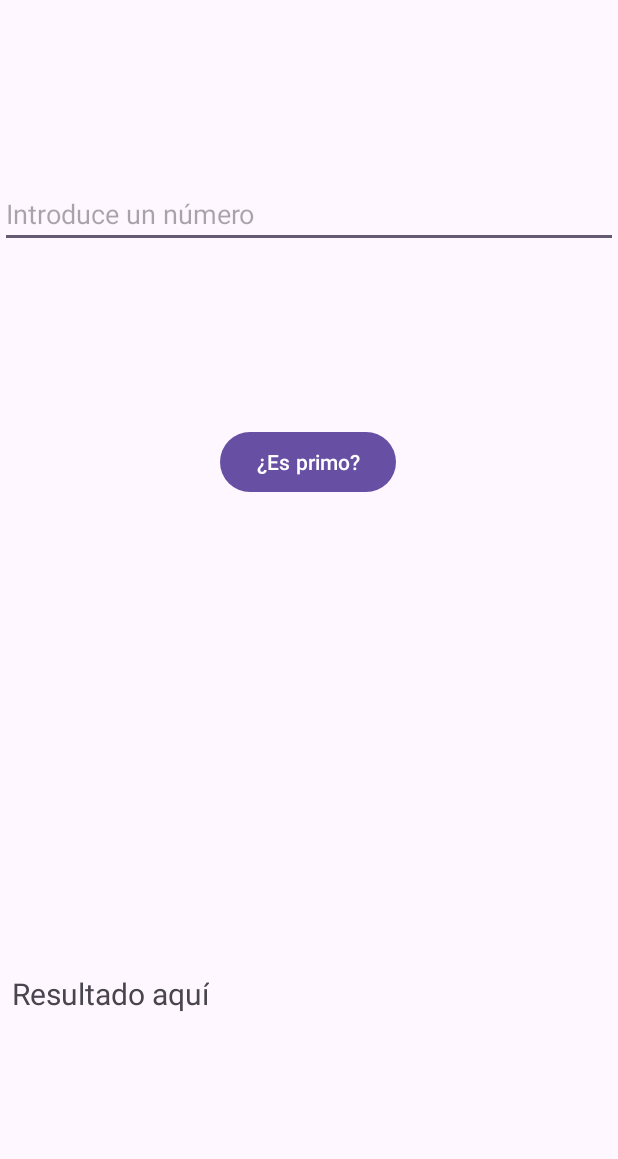
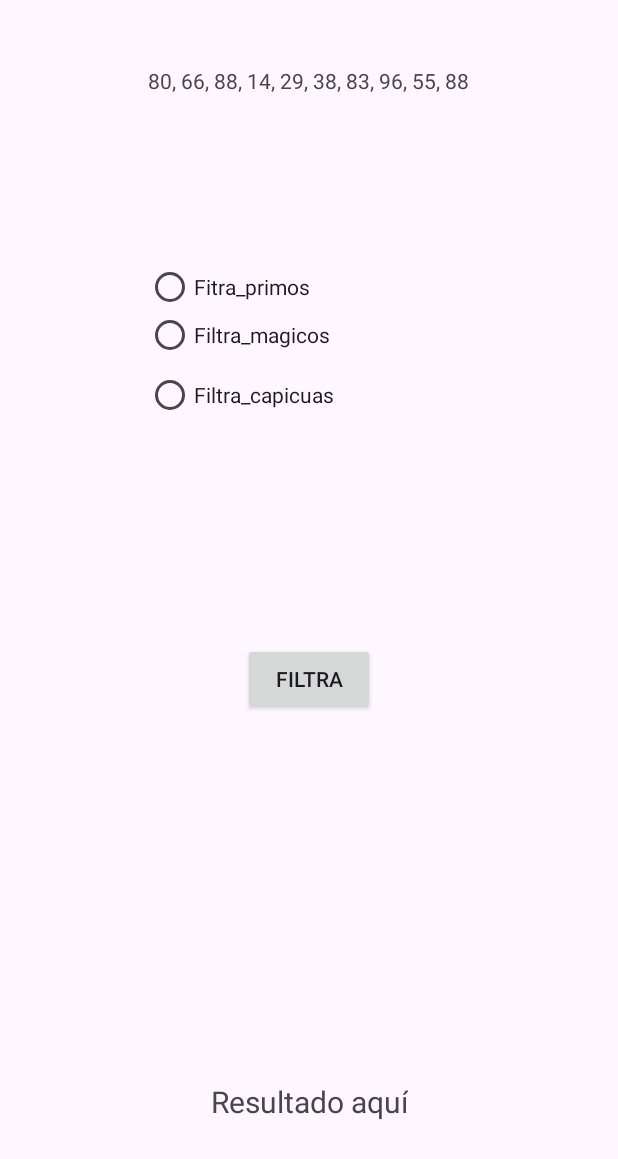
Before and after one commit to YuboLin-GitH/EjercicioLambda, an Android app: the screen it shows after launch (MainActivity), on a phone screen of 412 x 824 dp. Shown: the top 1159 px of the screen. Run offline under Robolectric (Android 15) with nearby library versions, the phone set to English and light mode, and no system bars.

Commit message:
Echo todo

```diff
--- a/app/build.gradle.kts
+++ b/app/build.gradle.kts
@@ -15,6 +15,9 @@ android {
         versionName = "1.0"
 
         testInstrumentationRunner = "androidx.test.runner.AndroidJUnitRunner"
+    }
+    buildFeatures{
+        viewBinding=true
     }
 
     buildTypes {
--- a/app/src/main/java/com/example/ejerciciolambda/MainActivity.kt
+++ b/app/src/main/java/com/example/ejerciciolambda/MainActivity.kt
@@ -1,47 +1,139 @@
 package com.example.ejerciciolambda
 
 import android.os.Bundle
-import android.widget.Button
-import android.widget.EditText
-import android.widget.TextView
+import android.util.Log
 import androidx.activity.enableEdgeToEdge
 import androidx.appcompat.app.AppCompatActivity
 import androidx.core.view.ViewCompat
 import androidx.core.view.WindowInsetsCompat
+import com.example.ejerciciolambda.databinding.ActivityMainBinding
+import kotlin.random.Random
 
 class MainActivity : AppCompatActivity() {
+    private lateinit var mibinding : ActivityMainBinding;
+    var miArray= Array<Int>(10,{
+        Log.i("MENSAJE","Generando numeros")
+        Random.nextInt(1,100) })
+    //Creo el array resultado
+    lateinit var miArray_resultado: Array<Int>
+
+
+    // Variable que contiene la funcion para saber si un numero es primo
+    val es_primo:(Int)-> Boolean={ num:Int ->
+        var primo =true
+        var divisor = 2;
+        // Recorremos todos los valors entre 2 y num/2
+        while (primo && divisor<(num/2)){
+            primo= (num%divisor!=0)
+            // pasemos al siguiente valor de divisor
+            divisor++
+        }
+        // Retornamos el valor de la variable primo, no pone el return
+        primo
+
+    }
+
+    // variable que contenga
+    val es_magico:(Int)-> Boolean={ num:Int->
+        var magico= true
+        var cubo=Math.pow(num.toDouble(), 3.0).toInt()
+        var sumdigitos=0
+        var digito=0
+        var cociente=cubo
+        //VOy separando todos los digitos del cubo
+        while (cociente != 0)
+        {
+            //preparo para la siguiente operacion
+            digito =cociente%10
+            cociente= cociente/10
+            sumdigitos+=digito
+        }
+        magico=(sumdigitos== num )
+        magico
+    }
+
+    // Variable que almacena una funcion es_capicua
+    val es_capicua:(Int)-> Boolean={num:Int->
+        var capicua=false
+        // Convierto el numero a String y lo do la vuelta
+        var numero = num.toString()
+        var numero_alreves=numero.reversed()
+        capicua= (numero == numero_alreves)
+        capicua
+
+    }
+
+    //Defino una funcion de orden superior
+    fun filtrar_numeros(lista_numeros: Array<Int>, func:(Int)-> Boolean): Array<Int>
+    {
+        //Declaro una lista vacia que va a almacenar
+        // los valores de lista_numeros que cumplen con
+        //el filtro func
+        var listaResultado = mutableListOf<Int>()
+
+        //Recorro la lista de numeros, es decir el ler parametro
+        //y filtro segun la funcion func los valores que
+        //cumplan la condicion definida en esa funcion func
+        for (elemento in lista_numeros)
+        {
+            //Añado a listaresultado si el elemento
+            // segun la funcion func es true
+            if (func(elemento))
+                listaResultado.add(elemento)
+        }
+        return listaResultado.toTypedArray()
+
+
+    }
+
+
+
     override fun onCreate(savedInstanceState: Bundle?) {
+
+        mibinding = ActivityMainBinding.inflate(layoutInflater)
+
+
         super.onCreate(savedInstanceState)
         enableEdgeToEdge()
-        setContentView(R.layout.activity_main)
-
-        val inputNumero = findViewById<EditText>(R.id.inputNumero)
-        val btnComprobar = findViewById<Button>(R.id.btnComprobar)
-        val txtResultado = findViewById<TextView>(R.id.txtResultado)
-
-
+        setContentView(mibinding.root)
         ViewCompat.setOnApplyWindowInsetsListener(findViewById(R.id.main)) { v, insets ->
             val systemBars = insets.getInsets(WindowInsetsCompat.Type.systemBars())
             v.setPadding(systemBars.left, systemBars.top, systemBars.right, systemBars.bottom)
             insets
         }
 
+        //Llamamos a una funcion que inicializa los componentes
+        //visuales
+        inicializar_componentes()
 
-        val esPrimo: (Int) -> Boolean = { n ->
-            if (n < 2) false
-            else (2..Math.sqrt(n.toDouble()).toInt()).none { n % it == 0 }
+
+
         }
 
+    private fun inicializar_componentes() {
 
-        btnComprobar.setOnClickListener {
-            val numero = inputNumero.text.toString().toIntOrNull()
-            if (numero != null) {
-                val resultado = esPrimo(numero)
-                txtResultado.text = "¿Es primo? $resultado"
-            } else {
-                txtResultado.text = "Introduce un número válido"
+        mibinding.etiquetaArray.text=miArray.joinToString(", ")
+        //Asigno funcionalidad al boton
+        mibinding.btFiltra.setOnClickListener {
+            when(mibinding.GroupRadioBoton.checkedRadioButtonId){
+                R.id.rbPrimos->{
+                    Log.i("MENSAJE","Filtro_Primos")
+                   this.miArray_resultado = filtrar_numeros(miArray, es_primo)
+                }
+                R.id.rbMagicos-> {
+                    Log.i("MENSAJE","Filtro_Magico")
+                    this.miArray_resultado = filtrar_numeros(miArray, es_magico)
+                }
+                R.id.rbCapicuas->{
+                    Log.i("MENSAJE","Filtro_Primos")
+                    this.miArray_resultado = filtrar_numeros(miArray, es_capicua)
+                }
+
             }
 
+        mibinding.txtResultado.text=miArray_resultado.joinToString(", ")
         }
     }
-}
+
+
+    }
--- a/app/src/main/res/layout/activity_main.xml
+++ b/app/src/main/res/layout/activity_main.xml
@@ -8,43 +8,69 @@
     tools:context=".MainActivity">
 
 
-    <EditText
-        android:id="@+id/inputNumero"
-        android:layout_width="match_parent"
-        android:layout_height="wrap_content"
-        android:layout_marginTop="120dp"
-        android:hint="Introduce un número"
-        android:inputType="number"
-        app:layout_constraintEnd_toEndOf="parent"
-        app:layout_constraintHorizontal_bias="0.0"
-        app:layout_constraintStart_toStartOf="parent"
-        app:layout_constraintTop_toTopOf="parent"
-        tools:ignore="MissingConstraints" />
-
     <Button
-        android:id="@+id/btnComprobar"
+        android:id="@+id/btFiltra"
         android:layout_width="wrap_content"
         android:layout_height="wrap_content"
-        android:text="¿Es primo?"
+        android:layout_marginBottom="236dp"
+        android:text="Filtra"
         app:layout_constraintBottom_toTopOf="@+id/txtResultado"
         app:layout_constraintEnd_toEndOf="parent"
-        app:layout_constraintHorizontal_bias="0.498"
         app:layout_constraintStart_toStartOf="parent"
-        app:layout_constraintTop_toBottomOf="@+id/inputNumero"
-        app:layout_constraintVertical_bias="0.278"
         tools:ignore="MissingConstraints" />
 
     <TextView
         android:id="@+id/txtResultado"
         android:layout_width="wrap_content"
         android:layout_height="wrap_content"
-        android:layout_marginBottom="140dp"
+        android:layout_marginBottom="68dp"
         android:padding="8dp"
         android:text="Resultado aquí"
         android:textSize="20sp"
         app:layout_constraintBottom_toBottomOf="parent"
-        tools:ignore="MissingConstraints"
-        tools:layout_editor_absoluteX="130dp" />
+        app:layout_constraintEnd_toEndOf="parent"
+        app:layout_constraintStart_toStartOf="parent"
+        tools:ignore="MissingConstraints" />
+
+    <TextView
+        android:id="@+id/etiqueta_Array"
+        android:layout_width="wrap_content"
+        android:layout_height="wrap_content"
+        android:layout_marginTop="44dp"
+        android:text="Se_Muestrar_ARRAY"
+        app:layout_constraintEnd_toEndOf="parent"
+        app:layout_constraintHorizontal_bias="0.498"
+        app:layout_constraintStart_toStartOf="parent"
+        app:layout_constraintTop_toTopOf="parent" />
+
+    <RadioGroup
+        android:id="@+id/GroupRadioBoton"
+        android:layout_width="217dp"
+        android:layout_height="141dp"
+        app:layout_constraintBottom_toTopOf="@+id/btFiltra"
+        app:layout_constraintEnd_toEndOf="parent"
+        app:layout_constraintStart_toStartOf="parent"
+        app:layout_constraintTop_toBottomOf="@+id/etiqueta_Array">
+
+        <RadioButton
+            android:id="@+id/rbPrimos"
+            android:layout_width="match_parent"
+            android:layout_height="wrap_content"
+            android:text="Fitra_primos" />
+
+        <RadioButton
+            android:id="@+id/rbMagicos"
+            android:layout_width="match_parent"
+            android:layout_height="wrap_content"
+            android:text="Filtra_magicos" />
+
+        <RadioButton
+            android:id="@+id/rbCapicuas"
+            android:layout_width="match_parent"
+            android:layout_height="wrap_content"
+            android:minHeight="48dp"
+            android:text="Filtra_capicuas" />
+    </RadioGroup>
 
 
 </androidx.constraintlayout.widget.ConstraintLayout>
```
